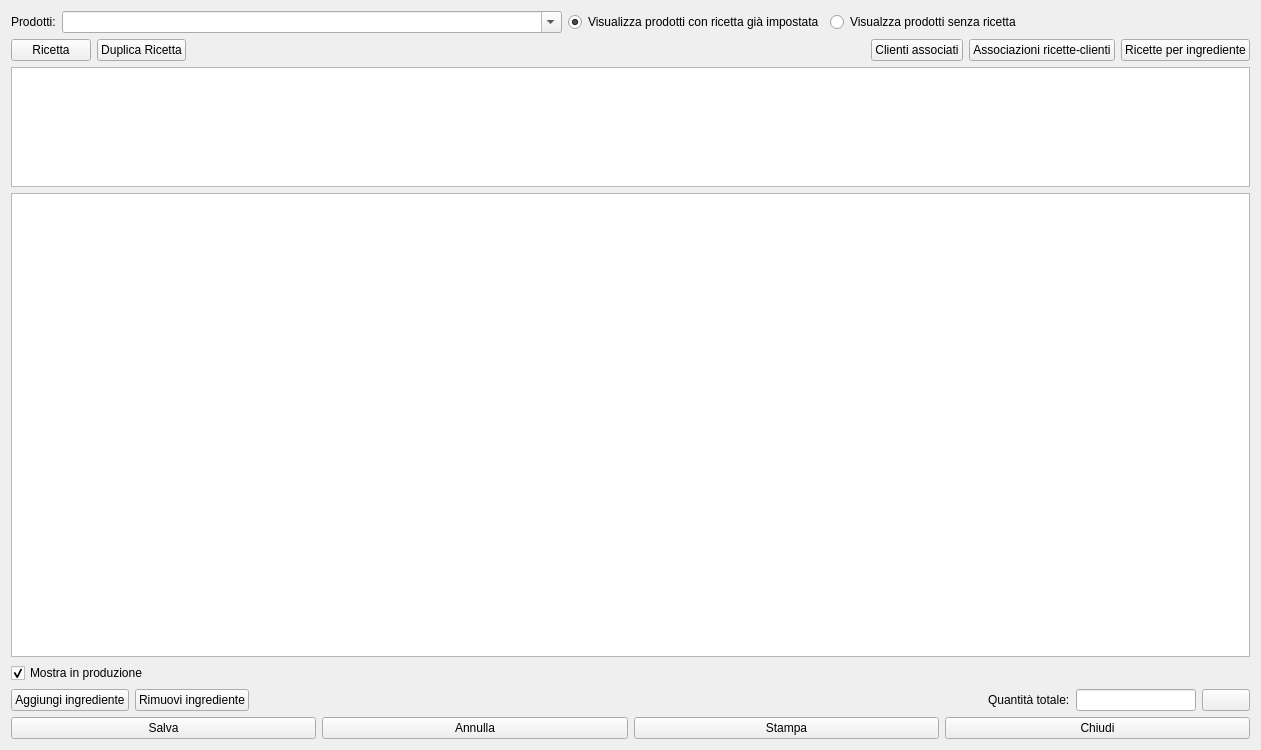
Old version of the form hmodricette.ui in the repository fblabs/hamlet-mod-sancon.
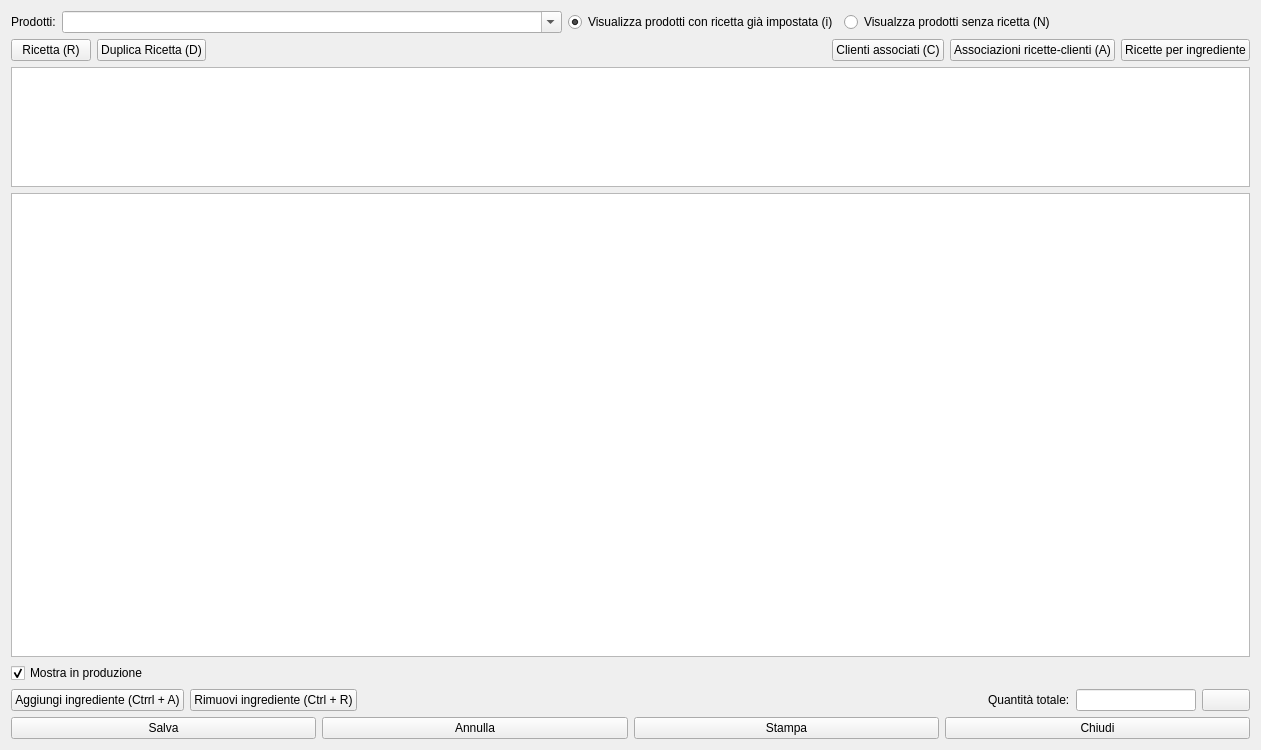
New version of the form. Icons and pictures are not drawn.

```diff
--- a/hmodricette.ui
+++ b/hmodricette.ui
@@ -55,7 +55,10 @@
      <item>
       <widget class="QRadioButton" name="rb_con">
        <property name="text">
-        <string>Visualizza prodotti con ricetta già impostata</string>
+        <string>Visualizza prodotti con ricetta già impostata (i)</string>
+       </property>
+       <property name="shortcut">
+        <string>I</string>
        </property>
        <property name="checked">
         <bool>true</bool>
@@ -65,7 +68,10 @@
      <item>
       <widget class="QRadioButton" name="rb_senza">
        <property name="text">
-        <string>Visualzza prodotti senza ricetta</string>
+        <string>Visualzza prodotti senza ricetta (N)</string>
+       </property>
+       <property name="shortcut">
+        <string>N</string>
        </property>
        <property name="checked">
         <bool>false</bool>
@@ -92,7 +98,7 @@
      <item row="0" column="3">
       <widget class="QPushButton" name="pbC4R">
        <property name="text">
-        <string>Clienti associati</string>
+        <string>Clienti associati (C)</string>
        </property>
        <property name="icon">
         <iconset resource="icons.qrc">
@@ -139,7 +145,7 @@
      <item row="0" column="1">
       <widget class="QPushButton" name="pbduplica">
        <property name="text">
-        <string>Duplica Ricetta</string>
+        <string>Duplica Ricetta (D)</string>
        </property>
        <property name="icon">
         <iconset resource="icons.qrc">
@@ -156,7 +162,7 @@
      <item row="0" column="4">
       <widget class="QPushButton" name="pushButton_4">
        <property name="text">
-        <string>Associazioni ricette-clienti</string>
+        <string>Associazioni ricette-clienti (A)</string>
        </property>
        <property name="icon">
         <iconset resource="icons.qrc">
@@ -176,7 +182,7 @@
         <string>Inizializza o crea una ricetta a seconda che il prodotto esista o meno, nel qual caso crea un nuovo prodotto finito o semilavorato</string>
        </property>
        <property name="text">
-        <string>Ricetta</string>
+        <string>Ricetta (R)</string>
        </property>
        <property name="icon">
         <iconset resource="icons.qrc">
@@ -241,7 +247,7 @@
        <item>
         <widget class="QPushButton" name="pbAddRow">
          <property name="text">
-          <string>Aggiungi ingrediente</string>
+          <string>Aggiungi ingrediente (Ctrrl + A)</string>
          </property>
          <property name="icon">
           <iconset resource="icons.qrc">
@@ -258,7 +264,7 @@
        <item>
         <widget class="QPushButton" name="pbDeleteRow">
          <property name="text">
-          <string>Rimuovi ingrediente</string>
+          <string>Rimuovi ingrediente (Ctrl + R)</string>
          </property>
          <property name="icon">
           <iconset resource="icons.qrc">
```
Left out of the diff: 18 changed lines with no effect on the pictures.
